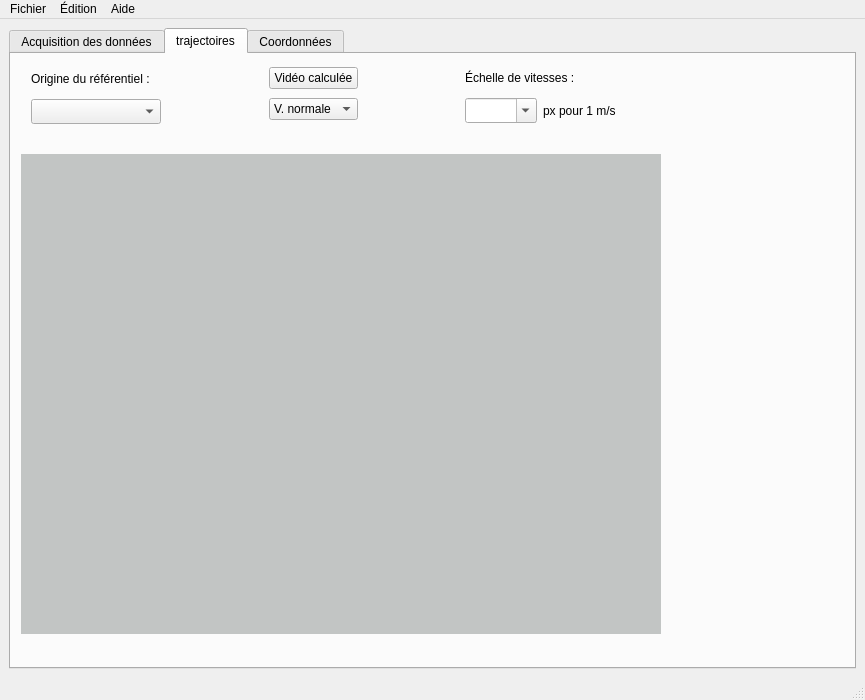
Above: pymecavideo.ui from rene-d/pymecavideo before the change. Below: the same form after it.
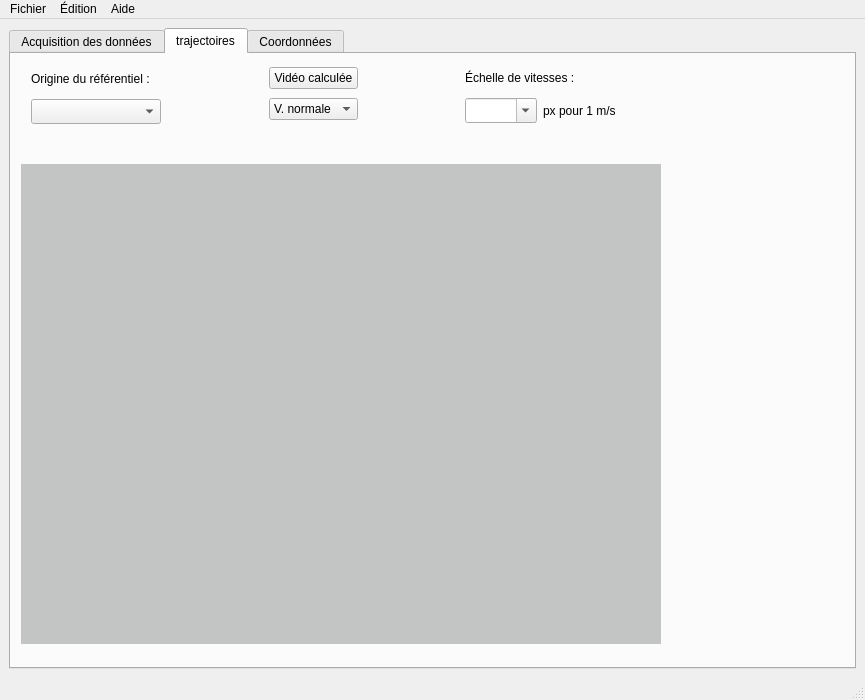
That is the form after the change. The open tabs and pages were chosen to show the change.

The edit to the form file:
```diff
--- a/pymecavideo.ui
+++ b/pymecavideo.ui
@@ -501,7 +501,7 @@
         <property name="geometry">
          <rect>
           <x>10</x>
-          <y>100</y>
+          <y>110</y>
           <width>640</width>
           <height>480</height>
          </rect>
```
